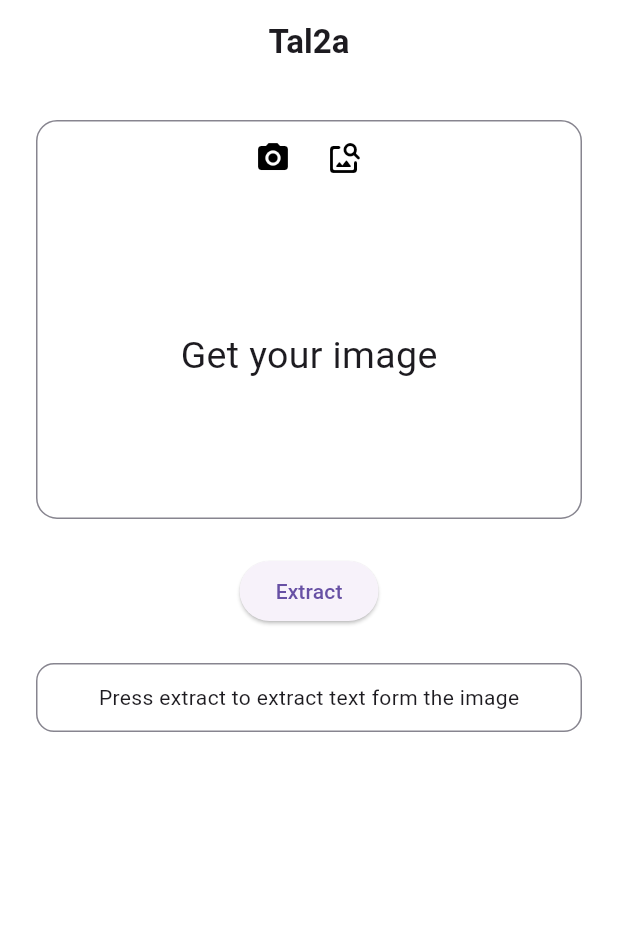
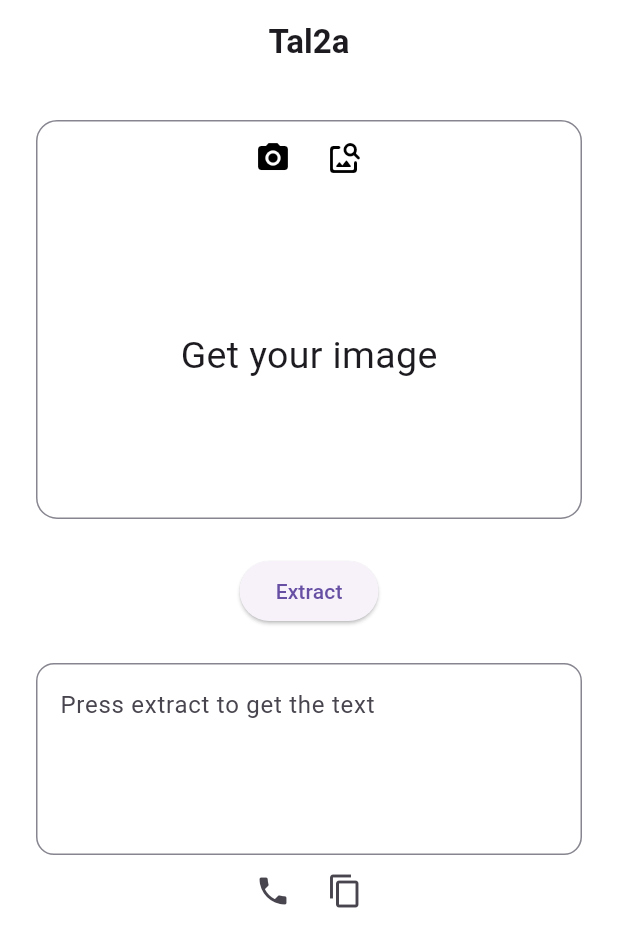
Before and after one commit to hasscode/Esh7enly, a Flutter app: the screen it shows after launch, on a phone screen of 412 x 824 dp. Shown: the top 947 px of the screen. Run offline on Flutter 3.47's test engine with Material 3 defaults, Android fonts, the phone set to English and light mode, and no system bars; our stand-ins replace flutter_bloc, image_picker; missing offline and left inert: flutter_phone_direct_caller, google_mlkit_text_recognition.

Commit message:
feat: display extracted text with copy & call actions

```diff
--- /dev/null
+++ b/lib/features/home/view/controller/copy past cubit/copy_paste_state.dart
@@ -0,0 +1,24 @@
+abstract class CopyPasteState {}
+
+class CopyPasteInitial extends CopyPasteState {}
+
+class PasteLoading extends CopyPasteState {}
+
+class PasteSuccess extends CopyPasteState {
+  String text;
+  PasteSuccess(this.text);
+}
+
+class PasteFailure extends CopyPasteState {
+  String errMessage;
+  PasteFailure(this.errMessage);
+}
+
+class CopyLoading extends CopyPasteState {}
+
+class CopySuccess extends CopyPasteState {}
+
+class CopyFailure extends CopyPasteState {
+  String errMessage;
+  CopyFailure(this.errMessage);
+}
--- /dev/null
+++ b/lib/features/home/view/widgets/custom_text_form_field.dart
@@ -0,0 +1,34 @@
+import 'package:flutter/material.dart';
+class CustomTextFormField extends StatelessWidget {
+  const CustomTextFormField({super.key,required this.textEditingController,required this.readOnly,required this.hintText});
+final TextEditingController textEditingController ;
+ final bool readOnly;
+ final String hintText;
+  @override
+  Widget build(BuildContext context) {
+    return TextFormField(
+
+readOnly:readOnly ,
+      controller: textEditingController,
+      maxLines: 4,
+      decoration: InputDecoration(
+        hintText: hintText,
+
+        border: OutlineInputBorder(
+          borderRadius: BorderRadius.circular(12),
+          borderSide: BorderSide(color: Color(0xff87858F)),
+        ),
+        disabledBorder: OutlineInputBorder(
+          borderRadius: BorderRadius.circular(12),
+          borderSide: BorderSide(color: Color(0xff87858F)),
+        ),
+        enabledBorder: OutlineInputBorder(
+          borderRadius: BorderRadius.circular(12),
+          borderSide: BorderSide(color: Color(0xff87858F)),
+        ),
+
+      ),
+
+    );
+  }
+}
--- a/lib/features/home/view/widgets/text_from_image_widget.dart
+++ b/lib/features/home/view/widgets/text_from_image_widget.dart
@@ -1,56 +1,81 @@
+import 'package:esh7nly/features/home/view/controller/copy%20past%20cubit/copy_paste_cubit.dart';
+import 'package:esh7nly/features/home/view/widgets/custom_text_form_field.dart';
 import 'package:flutter/material.dart';
 import 'package:flutter_bloc/flutter_bloc.dart';
+import 'package:flutter_phone_direct_caller/flutter_phone_direct_caller.dart';
 
 import '../controller/get text from image OCR cubit/get_text_from_image_cubit.dart';
 import '../controller/get text from image OCR cubit/get_text_from_image_state.dart';
-class TextFromImageWidget extends StatelessWidget {
-   const TextFromImageWidget({super.key});
+class TextFromImageWidget extends StatefulWidget {
+    TextFromImageWidget({super.key});
 
   @override
+  State<TextFromImageWidget> createState() => _TextFromImageWidgetState();
+}
+
+class _TextFromImageWidgetState extends State<TextFromImageWidget> {
+ final textEditingController= TextEditingController();
+
+@override
+  void dispose() {
+  textEditingController.dispose();
+    super.dispose();
+  }
+  @override
   Widget build(BuildContext context) {
-    return Container(
+    return Column(
+      children: [
+        BlocListener<GetTextFromImageCubit, GetTextFromImageState>(
+          listener: (context, state) {
+            if (state is GetTextFromImageSuccess) {
+              textEditingController.text = state.text;
 
-      decoration: BoxDecoration(
-          borderRadius: BorderRadius.circular(12),
-          border: Border.all(color: Color(0xff87858F))
-      ),
-      child:  Padding(
-        padding: const EdgeInsets.all(12.0),
-        child: BlocBuilder<GetTextFromImageCubit,GetTextFromImageState>(builder:(context,state) {
-          if(state is GetTextFromImageLoading){
-            return Center(child: CircularProgressIndicator());
-          }
-          else if (state is GetTextFromImageFailure){
-            return Center(child: Text(state.errMessage));
-          }
-          else if (state is GetTextFromImageSuccess){
-            return Text(state.text);
-          }
-          return Center(child: Text('Press extract to extract text form the image'));
-
-        }
+            }
+          },
+          child: BlocBuilder<GetTextFromImageCubit, GetTextFromImageState>(
+            builder: (context, state) {
+              if (state is GetTextFromImageLoading) {
+                return CircularProgressIndicator();
+              } else if (state is GetTextFromImageFailure) {
+                return CustomTextFormField(
+                  textEditingController: textEditingController,
+                  readOnly: true,
+                  hintText: state.errMessage,
+                );
+              }
+              return CustomTextFormField(
+                textEditingController: textEditingController,
+                readOnly: false,
+                hintText: 'Press extract to get the text',
+              );
+            },
+          ),
+        )
+        ,
+        Row(
+          mainAxisAlignment: MainAxisAlignment.center,
+          children: [
+            IconButton(onPressed: (){
+              if (textEditingController.text != null) {
+                FlutterPhoneDirectCaller.callNumber(textEditingController.text!);
+              } else {
+                ScaffoldMessenger.of(context).showSnackBar(
+                  SnackBar(content: Text("please pick image first")),
+                );
+              }
+            }, icon: Icon(Icons.phone)),
+            IconButton(onPressed: (){
+              if (textEditingController.text != null) {
+                BlocProvider.of<CopyPasteCubit>(context).copy(textEditingController.text!);
+              } else {
+                ScaffoldMessenger.of(context).showSnackBar(
+                  SnackBar(content: Text("please pick image first")),
+                );
+              }
+            }, icon: Icon(Icons.copy_outlined)),
+          ],
         ),
-      ),
+      ],
     );
   }
 }
-// TextFormField(
-// controller: textEditingController,
-// maxLines: 5,
-// decoration: InputDecoration(
-// border: OutlineInputBorder(
-// borderRadius: BorderRadius.circular(12),
-// borderSide: BorderSide(color: Color(0xff87858F)),
-// ),
-// disabledBorder: OutlineInputBorder(
-// borderRadius: BorderRadius.circular(12),
-// borderSide: BorderSide(color: Color(0xff87858F)),
-// ),
-// enabledBorder: OutlineInputBorder(
-// borderRadius: BorderRadius.circular(12),
-// borderSide: BorderSide(color: Color(0xff87858F)),
-// ),
-//
-// ),
-//
-// )
--- a/lib/main.dart
+++ b/lib/main.dart
@@ -3,6 +3,7 @@ import 'package:esh7nly/features/home/view/controller/pick%20image%20cubit/pick_
 import 'package:esh7nly/features/home/view/screens/get_image_text_test.dart';
 import 'package:flutter/material.dart';
 import 'package:flutter_bloc/flutter_bloc.dart';
+import 'features/home/view/controller/copy past cubit/copy_paste_cubit.dart';
 
 void main() {
   runApp(const TextDetector());
@@ -15,7 +16,8 @@ class TextDetector extends StatelessWidget {
   Widget build(BuildContext context) {
     return MultiBlocProvider(providers: [
       BlocProvider(create: (context)=>PickImageCubit()),
-      BlocProvider(create: (context)=>GetTextFromImageCubit())
+      BlocProvider(create: (context)=>GetTextFromImageCubit()),
+      BlocProvider(create: (context)=>CopyPasteCubit())
     ],
       child: MaterialApp(
         debugShowCheckedModeBanner: false,
--- a/pubspec.yaml
+++ b/pubspec.yaml
@@ -40,6 +40,8 @@ dependencies:
   flutter_bloc: ^9.1.1
   google_mlkit_text_recognition: ^0.15.0
   flutter_tesseract_ocr: ^0.4.29
+  flutter_phone_direct_caller: ^2.2.1
+  image: ^4.5.4
 
 dev_dependencies:
   flutter_test:
@@ -65,8 +67,8 @@ flutter:
 
   # To add assets to your application, add an assets section, like this:
   # assets:
-  #   - images/a_dot_burr.jpeg
-  #   - images/a_dot_ham.jpeg
+    #- assets/tessdata/
+    #- assets/tessdata_config.json
 
   # An image asset can refer to one or more resolution-specific "variants", see
   # https://flutter.dev/to/resolution-aware-images
```
Also changed, not shown: lib/features/home/view/controller/copy past cubit/copy_paste_cubit.dart (added, +31 -0 lines), lib/features/home/view/controller/get text from image OCR cubit/get_text_from_image_cubit.dart (+6 -3 lines), lib/features/home/view/controller/pick image cubit/pick_image_cubit.dart (+23 -2 lines), lib/features/home/view/screens/get_image_text_test.dart (+5 -2 lines), pubspec.lock.
